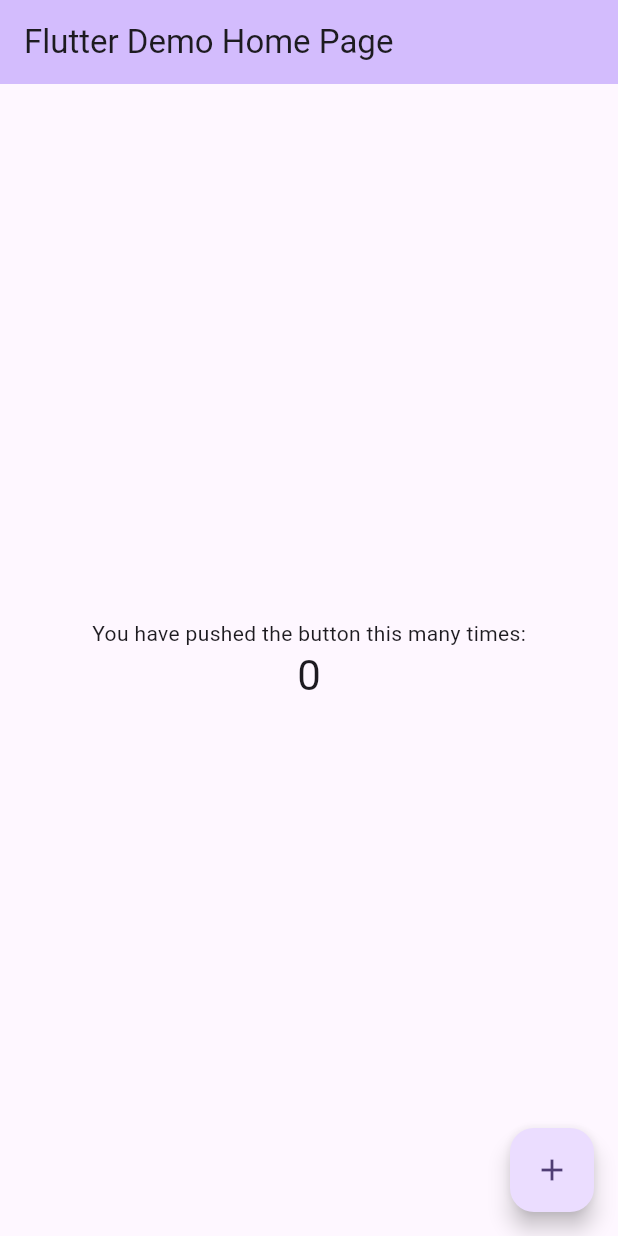
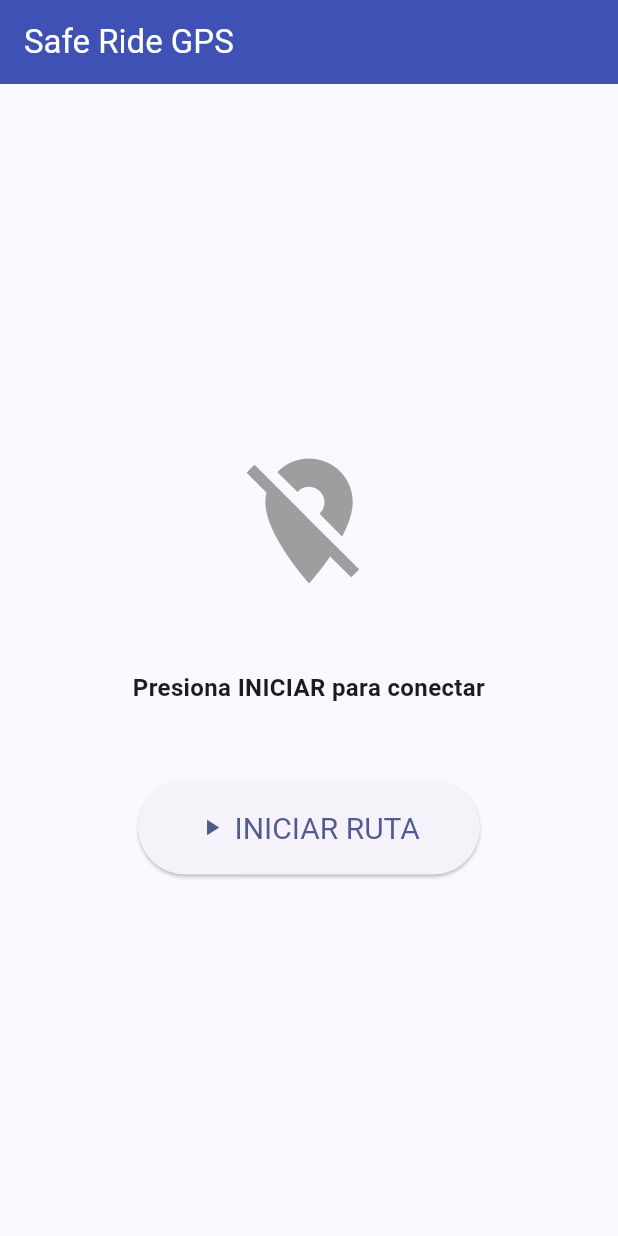
Before and after one commit to Nakotex7906/safe_ride, a Flutter app: the screen it shows after launch, on a phone screen of 412 x 824 dp. Run offline on Flutter 3.47's test engine with Material 3 defaults, Android fonts, the phone set to English and light mode, and no system bars; our stand-ins replace geolocator.

Commit message:
Logica para mandar datos a thingsboard

```diff
--- /dev/null
+++ b/lib/core/constants/app_config.dart
@@ -0,0 +1,14 @@
+/// Configuración global de la aplicación.
+/// Contiene las credenciales y endpoints para conectar con ThingsBoard.
+class AppConfig {
+  // Constructor privado para evitar instanciación
+  AppConfig._();
+
+  /// URL Base de la API de ThingsBoard.
+  /// NOTA: Usamos 'https' en lugar de 'http' para cumplir con la seguridad de Android.
+  static const String tbBaseUrl = 'https://demo.thingsboard.io/api/v1';
+
+  /// Token de acceso del dispositivo (Device Access Token).
+  /// Este token identifica a tu 'Safe Ride' (Casco/App) en la nube.
+  static const String deviceToken = '4DjWTh4eSUn2B3gsgjWL';
+}
--- a/lib/main.dart
+++ b/lib/main.dart
@@ -1,4 +1,5 @@
 import 'package:flutter/material.dart';
+import 'presentation/home/home_screen.dart';
 
 void main() {
   runApp(const MyApp());
@@ -7,116 +8,16 @@ void main() {
 class MyApp extends StatelessWidget {
   const MyApp({super.key});
 
-  // This widget is the root of your application.
   @override
   Widget build(BuildContext context) {
     return MaterialApp(
-      title: 'Flutter Demo',
+      title: 'Safe Ride',
+      debugShowCheckedModeBanner: false,
       theme: ThemeData(
-        // This is the theme of your application.
-        //
-        // TRY THIS: Try running your application with "flutter run". You'll see
-        // the application has a purple toolbar. Then, without quitting the app,
-        // try changing the seedColor in the colorScheme below to Colors.green
-        // and then invoke "hot reload" (save your changes or press the "hot
-        // reload" button in a Flutter-supported IDE, or press "r" if you used
-        // the command line to start the app).
-        //
-        // Notice that the counter didn't reset back to zero; the application
-        // state is not lost during the reload. To reset the state, use hot
-        // restart instead.
-        //
-        // This works for code too, not just values: Most code changes can be
-        // tested with just a hot reload.
-        colorScheme: .fromSeed(seedColor: Colors.deepPurple),
+        colorScheme: ColorScheme.fromSeed(seedColor: Colors.indigo),
+        useMaterial3: true,
       ),
-      home: const MyHomePage(title: 'Flutter Demo Home Page'),
+      home: const HomeScreen(),
     );
   }
 }
-
-class MyHomePage extends StatefulWidget {
-  const MyHomePage({super.key, required this.title});
-
-  // This widget is the home page of your application. It is stateful, meaning
-  // that it has a State object (defined below) that contains fields that affect
-  // how it looks.
-
-  // This class is the configuration for the state. It holds the values (in this
-  // case the title) provided by the parent (in this case the App widget) and
-  // used by the build method of the State. Fields in a Widget subclass are
-  // always marked "final".
-
-  final String title;
-
-  @override
-  State<MyHomePage> createState() => _MyHomePageState();
-}
-
-class _MyHomePageState extends State<MyHomePage> {
-  int _counter = 0;
-
-  void _incrementCounter() {
-    setState(() {
-      // This call to setState tells the Flutter framework that something has
-      // changed in this State, which causes it to rerun the build method below
-      // so that the display can reflect the updated values. If we changed
-      // _counter without calling setState(), then the build method would not be
-      // called again, and so nothing would appear to happen.
-      _counter++;
-    });
-  }
-
-  @override
-  Widget build(BuildContext context) {
-    // This method is rerun every time setState is called, for instance as done
-    // by the _incrementCounter method above.
-    //
-    // The Flutter framework has been optimized to make rerunning build methods
-    // fast, so that you can just rebuild anything that needs updating rather
-    // than having to individually change instances of widgets.
-    return Scaffold(
-      appBar: AppBar(
-        // TRY THIS: Try changing the color here to a specific color (to
-        // Colors.amber, perhaps?) and trigger a hot reload to see the AppBar
-        // change color while the other colors stay the same.
-        backgroundColor: Theme.of(context).colorScheme.inversePrimary,
-        // Here we take the value from the MyHomePage object that was created by
-        // the App.build method, and use it to set our appbar title.
-        title: Text(widget.title),
-      ),
-      body: Center(
-        // Center is a layout widget. It takes a single child and positions it
-        // in the middle of the parent.
-        child: Column(
-          // Column is also a layout widget. It takes a list of children and
-          // arranges them vertically. By default, it sizes itself to fit its
-          // children horizontally, and tries to be as tall as its parent.
-          //
-          // Column has various properties to control how it sizes itself and
-          // how it positions its children. Here we use mainAxisAlignment to
-          // center the children vertically; the main axis here is the vertical
-          // axis because Columns are vertical (the cross axis would be
-          // horizontal).
-          //
-          // TRY THIS: Invoke "debug painting" (choose the "Toggle Debug Paint"
-          // action in the IDE, or press "p" in the console), to see the
-          // wireframe for each widget.
-          mainAxisAlignment: .center,
-          children: [
-            const Text('You have pushed the button this many times:'),
-            Text(
-              '$_counter',
-              style: Theme.of(context).textTheme.headlineMedium,
-            ),
-          ],
-        ),
-      ),
-      floatingActionButton: FloatingActionButton(
-        onPressed: _incrementCounter,
-        tooltip: 'Increment',
-        child: const Icon(Icons.add),
-      ),
-    );
-  }
-}
--- /dev/null
+++ b/lib/presentation/home/home_screen.dart
@@ -0,0 +1,122 @@
+import 'dart:async';
+import 'package:flutter/material.dart';
+import 'package:geolocator/geolocator.dart';
+import 'package:safe_ride/core/services/thingsboard_service.dart';
+
+class HomeScreen extends StatefulWidget {
+  const HomeScreen({super.key});
+
+  @override
+  State<HomeScreen> createState() => _HomeScreenState();
+}
+
+class _HomeScreenState extends State<HomeScreen> {
+  final _tbService = ThingsboardService();
+  bool _isTracking = false;
+  String _log = "Presiona INICIAR para conectar";
+  Timer? _timer;
+
+  // Función para iniciar el rastreo
+  Future<void> _toggleTracking() async {
+    if (_isTracking) {
+      _stopTracking();
+    } else {
+      await _startTracking();
+    }
+  }
+
+  Future<void> _startTracking() async {
+    // 1. Pedir permisos
+    LocationPermission permission = await Geolocator.checkPermission();
+    if (permission == LocationPermission.denied) {
+      permission = await Geolocator.requestPermission();
+      if (permission == LocationPermission.denied) {
+        setState(() => _log = "Permisos denegados :(");
+        return;
+      }
+    }
+
+    setState(() {
+      _isTracking = true;
+      _log = "Iniciando GPS...";
+    });
+
+    // 2. Timer: Enviar datos cada 5 segundos
+    _timer = Timer.periodic(const Duration(seconds: 5), (timer) async {
+      try {
+        Position position = await Geolocator.getCurrentPosition(
+          desiredAccuracy: LocationAccuracy.high,
+        );
+
+        // Enviar a ThingsBoard
+        bool sent = await _tbService.sendLocation(position.latitude, position.longitude);
+
+        if (mounted) {
+          setState(() {
+            _log = sent
+                ? "Enviado: ${position.latitude.toStringAsFixed(5)}, ${position.longitude.toStringAsFixed(5)}"
+                : "Error al enviar a la nube";
+          });
+        }
+      } catch (e) {
+        setState(() => _log = "Error GPS: $e");
+      }
+    });
+  }
+
+  void _stopTracking() {
+    _timer?.cancel();
+    setState(() {
+      _isTracking = false;
+      _log = "Rastreo detenido.";
+    });
+  }
+
+  @override
+  void dispose() {
+    _timer?.cancel();
+    super.dispose();
+  }
+
+  @override
+  Widget build(BuildContext context) {
+    return Scaffold(
+      appBar: AppBar(
+        title: const Text('Safe Ride GPS'),
+        backgroundColor: Colors.indigo,
+        foregroundColor: Colors.white,
+      ),
+      body: Center(
+        child: Column(
+          mainAxisAlignment: MainAxisAlignment.center,
+          children: [
+            Icon(
+              _isTracking ? Icons.satellite_alt : Icons.location_off,
+              size: 100,
+              color: _isTracking ? Colors.green : Colors.grey,
+            ),
+            const SizedBox(height: 30),
+            Padding(
+              padding: const EdgeInsets.all(20.0),
+              child: Text(
+                _log,
+                textAlign: TextAlign.center,
+                style: const TextStyle(fontSize: 16, fontWeight: FontWeight.bold),
+              ),
+            ),
+            const SizedBox(height: 30),
+            ElevatedButton.icon(
+              onPressed: _toggleTracking,
+              icon: Icon(_isTracking ? Icons.stop : Icons.play_arrow),
+              label: Text(_isTracking ? "DETENER" : "INICIAR RUTA"),
+              style: ElevatedButton.styleFrom(
+                padding: const EdgeInsets.symmetric(horizontal: 40, vertical: 20),
+                textStyle: const TextStyle(fontSize: 20),
+              ),
+            ),
+          ],
+        ),
+      ),
+    );
+  }
+}
```
Also changed, not shown: lib/core/services/thingsboard_service.dart (added, +26 -0 lines), lib/data/models/telemetry_data.dart (added, +25 -0 lines).
